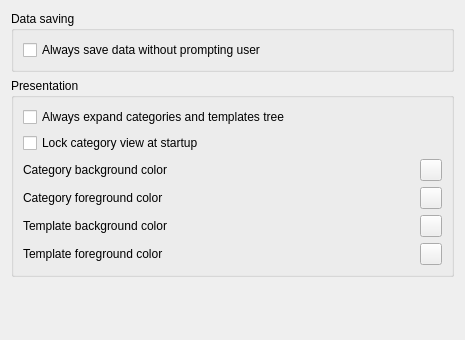
Qt form plugins/templatesplugin/templatespreferenceswidget.ui (FreeHealth/freehealth) before a commit.
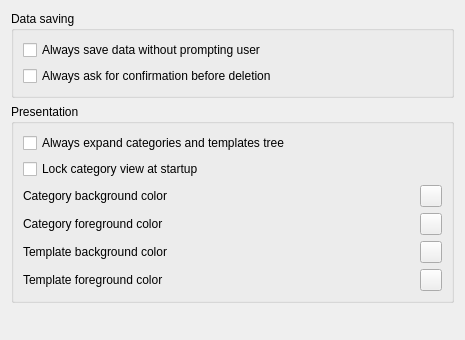
The same form after that commit. Custom widgets are drawn as their Qt base class.

```diff
--- a/plugins/templatesplugin/templatespreferenceswidget.ui
+++ b/plugins/templatesplugin/templatespreferenceswidget.ui
@@ -27,6 +27,13 @@
         </property>
        </widget>
       </item>
+      <item row="1" column="0">
+       <widget class="QCheckBox" name="deletionBox">
+        <property name="text">
+         <string>Always ask for confirmation before deletion</string>
+        </property>
+       </widget>
+      </item>
      </layout>
     </widget>
    </item>
```
